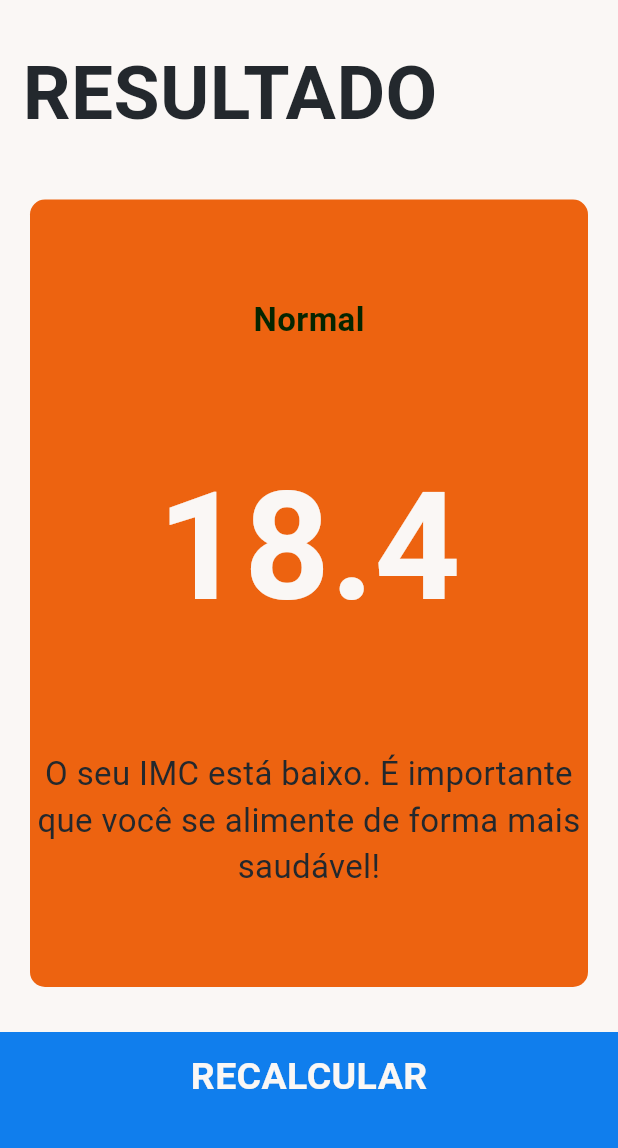
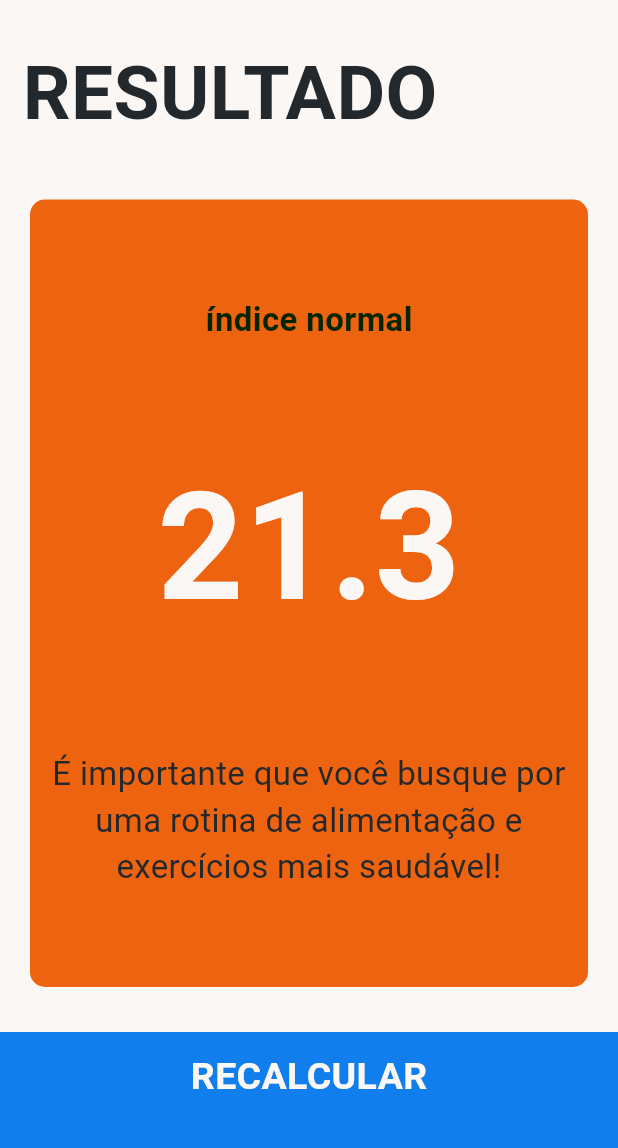
Before and after one commit to noellefranco/IMCerto, a Flutter app: the screen it shows after launch, after a tap on "CALCULAR", on a phone screen of 412 x 824 dp, the part 84-1232 px from its top. Run offline on Flutter 3.47's test engine with Material 3 defaults, Android fonts, the light colour scheme and no system bars; our stand-ins replace font_awesome_flutter.

Commit message:
FEAT: add BMI calculation functionalitie

```diff
--- /dev/null
+++ b/lib/bmi_calculator.dart
@@ -0,0 +1,34 @@
+import 'dart:math';
+
+class BMICalculator {
+  BMICalculator({this.height = 0, this.weight = 0}) : _bmi = 0;
+
+  final int height;
+  final int weight;
+  double _bmi;
+
+  String calculateBMI() {
+    _bmi = weight / pow(height / 100, 2);
+    return _bmi.toStringAsFixed(1);
+  }
+
+  String getResult() {
+    if (_bmi >= 25) {
+      return 'Acima do peso saudável';
+    } else if (_bmi > 18.5) {
+      return 'índice normal';
+    } else {
+      return 'Abaixo do peso saudável';
+    }
+  }
+
+  String getDescription() {
+    if (_bmi >= 25) {
+      return 'É importante que você busque por uma rotina de alimentação e exercícios mais saudável!';
+    } else if (_bmi > 18.5) {
+      return 'índice normal. Mantenha a rotina saudável!';
+    } else {
+      return 'É importante que você busque por uma rotina de alimentação e exercícios mais saudável!';
+    }
+  }
+}
--- a/lib/screens/home.dart
+++ b/lib/screens/home.dart
@@ -8,6 +8,7 @@ import 'package:imcerto/components/icon_content.dart';
 import 'package:imcerto/components/rounded_buttons.dart';
 import 'package:imcerto/globals.dart';
 import 'result_screen.dart';
+import 'package:imcerto/bmi_calculator.dart';
 
 enum Sex {
   masc,
@@ -205,10 +206,19 @@ class _MyHomePageState extends State<MyHomePage> {
           CalculateButton(
             buttonText: 'calcular',
             onClick: () {
+              BMICalculator calc = BMICalculator(
+                height: userHeight,
+                weight: userWeight,
+              );
+
               Navigator.push(
                 context,
                 MaterialPageRoute(
-                  builder: (context) => ResultScreen(),
+                  builder: (context) => ResultScreen(
+                    bmiDescription: calc.getDescription(),
+                    bmiResult: calc.calculateBMI(),
+                    bmiText: calc.getResult(),
+                  ),
                 ),
               );
             },
--- a/lib/screens/result_screen.dart
+++ b/lib/screens/result_screen.dart
@@ -6,6 +6,15 @@ import 'package:imcerto/components/default_card.dart';
 import 'package:imcerto/globals.dart';
 
 class ResultScreen extends StatelessWidget {
+  ResultScreen(
+      {required this.bmiDescription,
+      required this.bmiResult,
+      required this.bmiText});
+
+  final String bmiResult;
+  final String bmiText;
+  final String bmiDescription;
+
   @override
   Widget build(BuildContext context) {
     return Scaffold(
@@ -35,15 +44,14 @@ class ResultScreen extends StatelessWidget {
                 crossAxisAlignment: CrossAxisAlignment.center,
                 children: [
                   Text(
-                    'Normal',
+                    bmiText,
                     style: kBMIResultsTextStyle,
                   ),
                   Text(
-                    '18.4',
+                    bmiResult,
                     style: kBMIResultsNumTextStyle,
                   ),
-                  Text(
-                      'O seu IMC está baixo. É importante que você se alimente de forma mais saudável!',
+                  Text(bmiDescription,
                       textAlign: TextAlign.center,
                       style: kBMIResultDescriptionTextStyle),
                 ],
```
